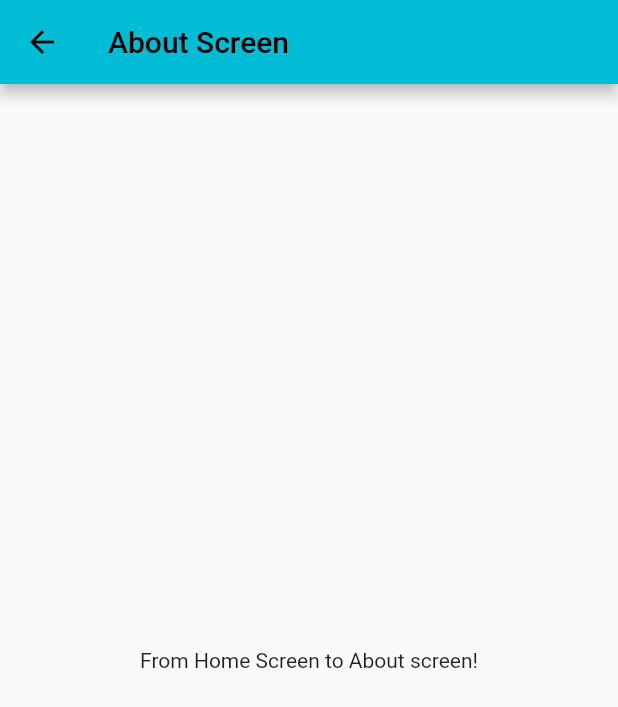
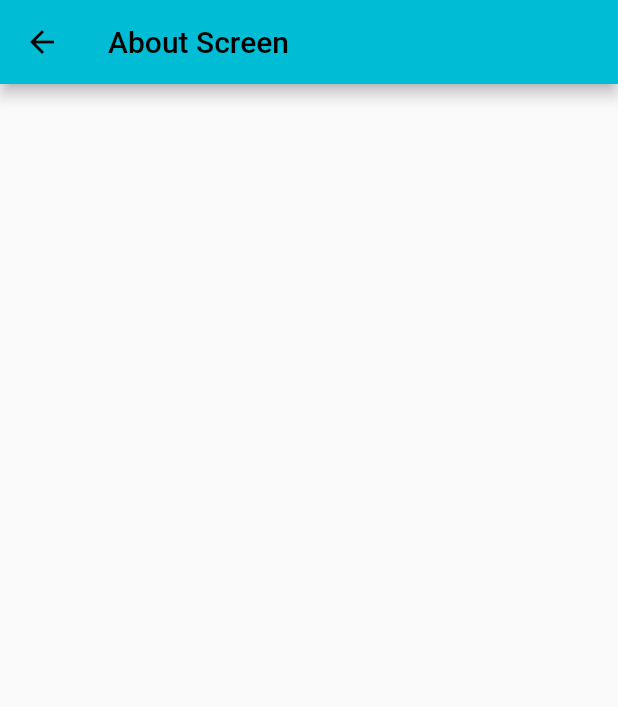
Before and after one commit to kilimaj/flutter_demo, a Flutter app: the screen it shows after launch, after a tap on "Go to About Screen", on a phone screen of 412 x 824 dp. Shown: the top 707 px of the screen. Run offline on Flutter 3.47's test engine with Material 2 defaults, Android fonts, the phone set to English and light mode, and no system bars.

Commit message:
Navigating to Screens - Part 3 - passing dynamic data to another screen

```diff
--- a/lib/home.dart
+++ b/lib/home.dart
@@ -12,15 +12,21 @@ class Home extends StatefulWidget {
 
 class _HomeState extends State<Home> {
   var messageText = TextEditingController();
-  String showMessage = "";
+  String title = "";
   @override
   Widget build(BuildContext context) {
     return Column(
       children: [
+        TextField(
+          controller: messageText,
+        ),
         ElevatedButton(
           onPressed: () {
+            setState(() {
+              title = messageText.text;
+            });
             Navigator.push(context, MaterialPageRoute(builder: (context) {
-              return About(title: "From Home Screen to About screen!");
+              return About(title: title);
             }));
           },
           child: const Text("Go to About Screen"),
```
